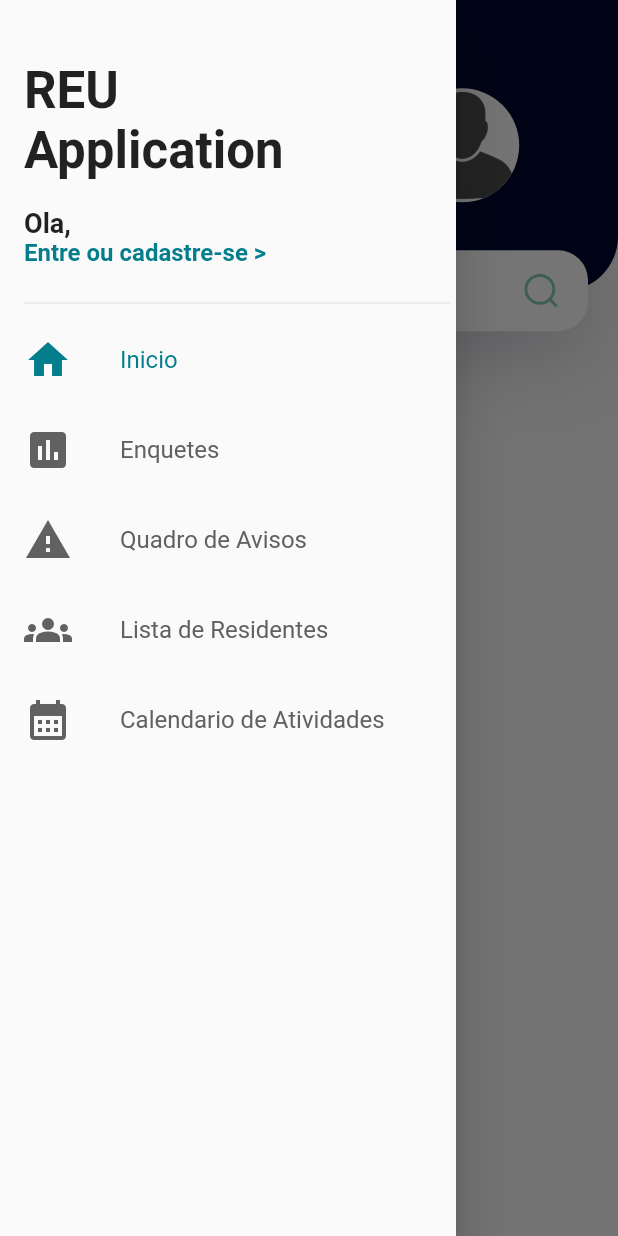
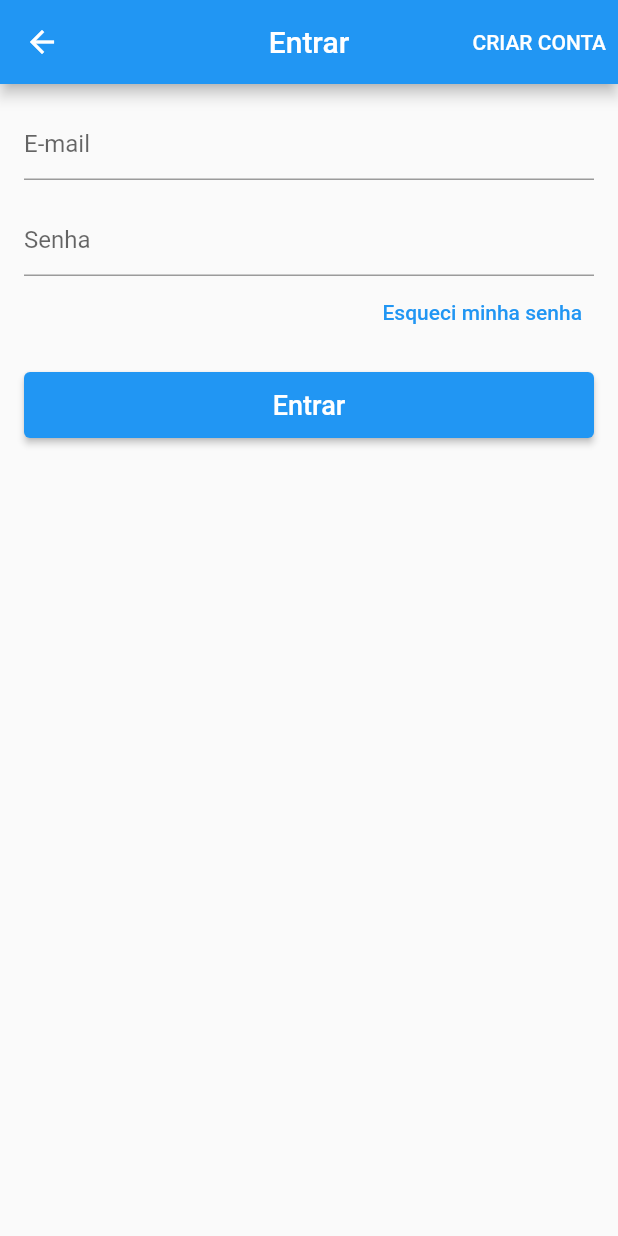
Before and after one commit to PedroAzevedo141/reu_app, a Flutter app: the screen it shows after launch, in the side drawer, after a tap on "Entre ou cadastre-se >", on a phone screen of 412 x 824 dp. Run offline on Flutter 3.47's test engine with Material 2 defaults, Android fonts, the phone set to English and light mode, and no system bars; our stand-ins replace cloud_firestore, firebase_core, flutter_slidable, flutter_svg, shared_preferences; accounts and stored records are empty.

Commit message:
[ADDED] telas de login e signIn na aplicacao.

```diff
--- a/lib/main.dart
+++ b/lib/main.dart
@@ -1,7 +1,9 @@
 import 'package:flutter/material.dart';
 import 'package:cloud_firestore/cloud_firestore.dart';
 import 'package:firebase_core/firebase_core.dart';
+import 'package:reu_app/models/user_model.dart';
 import 'package:reu_app/screens/home_page_controller.dart';
+import 'package:scoped_model/scoped_model.dart';
 
 void main() async {
   WidgetsFlutterBinding.ensureInitialized();
@@ -18,7 +20,9 @@ class MyApp extends StatelessWidget {
 
   @override
   Widget build(BuildContext context) {
-    return MaterialApp(
+    return ScopedModel<UserModel>(
+      model: UserModel(),
+      child: MaterialApp(
         title: _title,
         theme: ThemeData(
           primaryColor: Color.fromARGB(255, 4, 125, 141),
@@ -26,6 +30,7 @@ class MyApp extends StatelessWidget {
         ),
         debugShowCheckedModeBanner: false,
         home: HomePageController(),
+      ),
     );
   }
 }
--- /dev/null
+++ b/lib/screens/auth_users/login_screen.dart
@@ -0,0 +1,101 @@
+import 'package:flutter/material.dart';
+import 'package:reu_app/models/user_model.dart';
+import 'package:reu_app/screens/auth_users/signup_screen.dart';
+import 'package:scoped_model/scoped_model.dart';
+
+class LoginScreen extends StatelessWidget {
+  final _formKey = GlobalKey<FormState>();
+
+  LoginScreen({super.key});
+
+  @override
+  Widget build(BuildContext context) {
+    return Scaffold(
+      appBar: AppBar(
+        title: Text("Entrar"),
+        centerTitle: true,
+        actions: [
+          TextButton(
+            child: Text("CRIAR CONTA"),
+            style: TextButton.styleFrom(
+              foregroundColor: Colors.white,
+            ),
+            onPressed: () {
+              Navigator.of(context).pushReplacement(
+                  MaterialPageRoute(builder: (context) => SignUpScreen()));
+            },
+          ),
+        ],
+      ),
+      body: ScopedModelDescendant<UserModel>(
+        builder: ((context, child, model) {
+          if (model.isLoading)
+            return Center(
+              child: CircularProgressIndicator(),
+            );
+
+          return Form(
+            key: _formKey,
+            child: ListView(
+              padding: EdgeInsets.all(16.0),
+              children: [
+                TextFormField(
+                  decoration: InputDecoration(
+                    hintText: "E-mail",
+                  ),
+                  keyboardType: TextInputType.emailAddress,
+                  validator: (text) {
+                    if (text!.isEmpty || !text.contains("@"))
+                      return "E-mail invalido!";
+                  },
+                ),
+                SizedBox(
+                  height: 16.0,
+                ),
+                TextFormField(
+                  decoration: InputDecoration(
+                    hintText: "Senha",
+                  ),
+                  obscureText: true,
+                  validator: (text) {
+                    if (text!.isEmpty || text.length < 6)
+                      return "Senha invalida!";
+                  },
+                ),
+                Align(
+                  alignment: Alignment.centerRight,
+                  child: TextButton(
+                    onPressed: () {},
+                    child: Text(
+                      "Esqueci minha senha",
+                      textAlign: TextAlign.right,
+                    ),
+                  ),
+                ),
+                SizedBox(
+                  height: 16.0,
+                ),
+                SizedBox(
+                  height: 44.0,
+                  child: ElevatedButton(
+                    onPressed: () {
+                      if (_formKey.currentState!.validate()) {}
+
+                      model.signIn();
+                    },
+                    child: Text(
+                      'Entrar',
+                      style: TextStyle(
+                        fontSize: 18.0,
+                      ),
+                    ),
+                  ),
+                )
+              ],
+            ),
+          );
+        }),
+      ),
+    );
+  }
+}
--- a/lib/widgets/custom_drawer.dart
+++ b/lib/widgets/custom_drawer.dart
@@ -1,5 +1,6 @@
 import 'package:flutter/material.dart';
 import 'package:reu_app/constants.dart';
+import 'package:reu_app/screens/auth_users/login_screen.dart';
 import 'package:reu_app/tiles/drawer_tile.dart';
 
 class CustomDrawer extends StatelessWidget {
@@ -50,7 +51,10 @@ class CustomDrawer extends StatelessWidget {
                                     fontWeight: FontWeight.bold,
                                     color: Theme.of(context).primaryColor),
                               ),
-                              onTap: (() {}),
+                              onTap: (() {
+                                Navigator.of(context).push(MaterialPageRoute(
+                                    builder: (context) => LoginScreen()));
+                              }),
                             ),
                           ],
                         ),
```
Also changed, not shown: lib/models/user_model.dart (added, +20 -0 lines), lib/screens/auth_users/signup_screen.dart (added, +85 -0 lines), 1 other file. Lines whose indentation alone changed are shown as unchanged.
